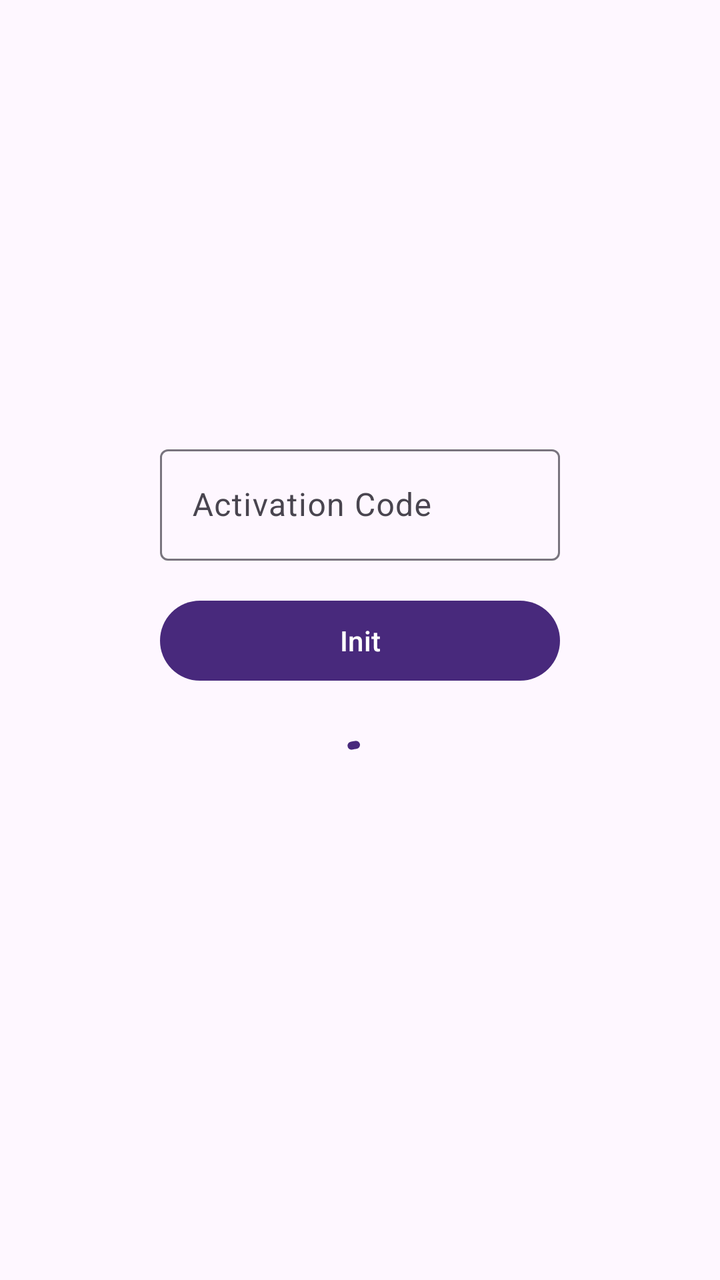
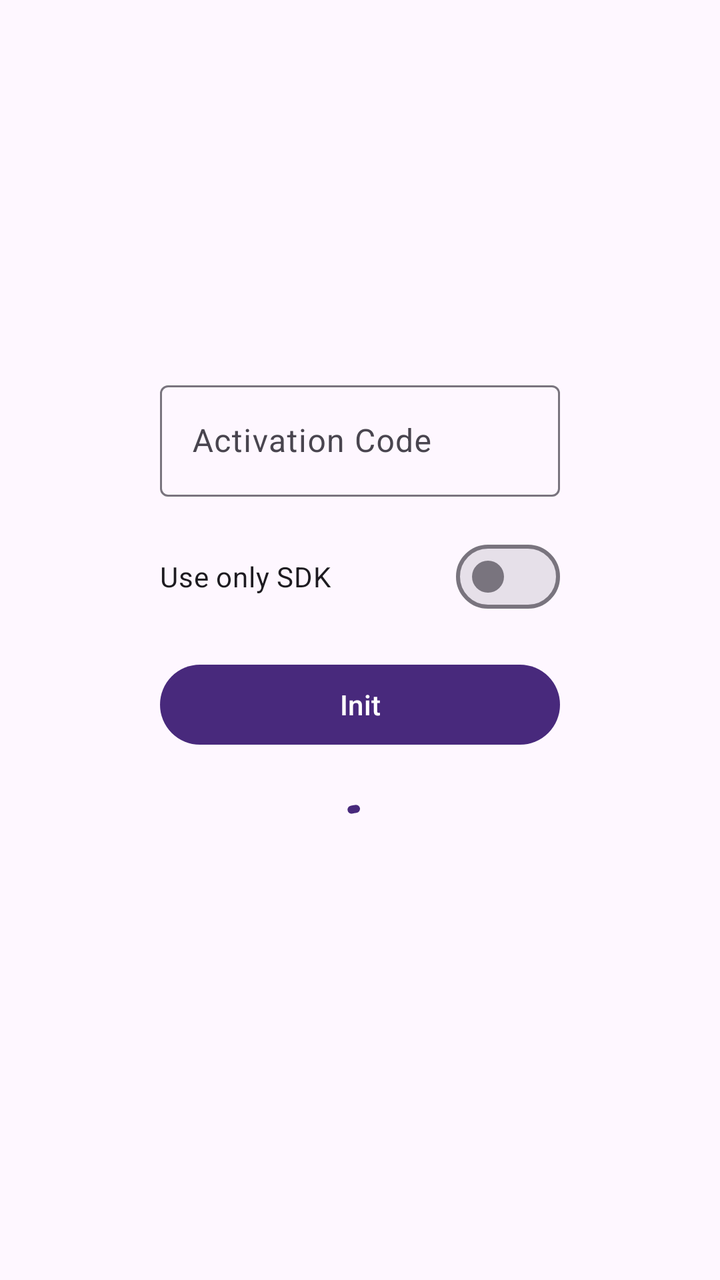

The first picture is an Android layout as it rendered before a commit; the second is the same layout after the commit. The layout source and the unified diff follow.
<!-- AndroidManifest.xml: activity theme Theme.PaymentExample -->
<!-- res/layout/activity_main.xml -->
<?xml version="1.0" encoding="utf-8"?>
<androidx.coordinatorlayout.widget.CoordinatorLayout xmlns:android="http://schemas.android.com/apk/res/android"
    xmlns:app="http://schemas.android.com/apk/res-auto"
    xmlns:tools="http://schemas.android.com/tools"
    android:layout_width="match_parent"
    android:layout_height="match_parent"
    android:fitsSystemWindows="true"
    tools:context=".MainActivity">

    <com.google.android.material.appbar.AppBarLayout
        android:layout_width="match_parent"
        android:layout_height="wrap_content"
        android:fitsSystemWindows="true">

        <com.google.android.material.appbar.MaterialToolbar
            android:id="@+id/toolbar"
            android:layout_width="match_parent"
            android:layout_height="?attr/actionBarSize" />

    </com.google.android.material.appbar.AppBarLayout>

    <androidx.constraintlayout.widget.ConstraintLayout
        android:layout_width="wrap_content"
        android:layout_height="wrap_content"
        android:layout_gravity="center">

        <LinearLayout
            android:id="@+id/linearLayout"
            android:layout_width="wrap_content"
            android:layout_height="wrap_content"
            android:layout_centerInParent="true"
            android:orientation="vertical"
            tools:ignore="MissingConstraints">

            <com.google.android.material.textfield.TextInputLayout
                android:layout_width="wrap_content"
                android:layout_height="wrap_content">

                <com.google.android.material.textfield.TextInputEditText
                    android:id="@+id/activationCodeEditText"
                    android:layout_width="200dp"
                    android:layout_height="wrap_content"
                    android:hint="Activation Code"
                    android:inputType="number" />

            </com.google.android.material.textfield.TextInputLayout>

            <com.google.android.material.button.MaterialButton
                android:id="@+id/initButton"
                style="@style/Widget.Material3.Button"
                android:layout_width="match_parent"
                android:layout_height="wrap_content"
                android:layout_marginTop="16dp"
                android:text="@string/initButtonText" />

            <com.google.android.material.progressindicator.CircularProgressIndicator
                android:id="@+id/progressBar"
                android:layout_width="wrap_content"
                android:layout_height="wrap_content"
                android:layout_gravity="center"
                android:indeterminate="true"
                android:layout_marginTop="16dp"
                app:indicatorColor="?attr/colorPrimary"
                app:indicatorInset="10dp"
                app:layout_constraintEnd_toEndOf="parent"
                app:layout_constraintStart_toStartOf="parent"
                app:trackColor="?attr/colorPrimaryVariant"
                />

        </LinearLayout>

    </androidx.constraintlayout.widget.ConstraintLayout>

</androidx.coordinatorlayout.widget.CoordinatorLayout>
<!-- resources referenced by this layout -->
<resources>
  <string name="initButtonText">Init</string>
  <style name="Theme.PaymentExample" parent="Base.Theme.PaymentExample" />
  <style name="Base.Theme.PaymentExample" parent="Theme.Material3.DayNight.NoActionBar">
          
          <item name="colorPrimary">@color/primaryColor</item>
      </style>
  <color name="primaryColor">#FF48297c</color>
</resources>

<!-- the commit's change to res/layout/activity_main.xml (unified diff, before → after) -->
@@ -45,6 +45,14 @@
 
             </com.google.android.material.textfield.TextInputLayout>
 
+            <com.google.android.material.materialswitch.MaterialSwitch
+                    android:id="@+id/useOnlySdkSwitch"
+                    android:layout_width="match_parent"
+                    android:layout_height="wrap_content"
+                    android:layout_marginTop="16dp"
+                    android:checked="false"
+                    android:text="@string/useOnlySdkText" />
+
             <com.google.android.material.button.MaterialButton
                 android:id="@+id/initButton"
                 style="@style/Widget.Material3.Button"
<!-- resource entries referenced after the edit -->
@@ -1,6 +1,7 @@
 <!-- resources referenced by this layout -->
 <resources>
   <string name="initButtonText">Init</string>
+  <string name="useOnlySdkText">Use only SDK</string>
   <style name="Theme.PaymentExample" parent="Base.Theme.PaymentExample" />
   <style name="Base.Theme.PaymentExample" parent="Theme.Material3.DayNight.NoActionBar">
           
